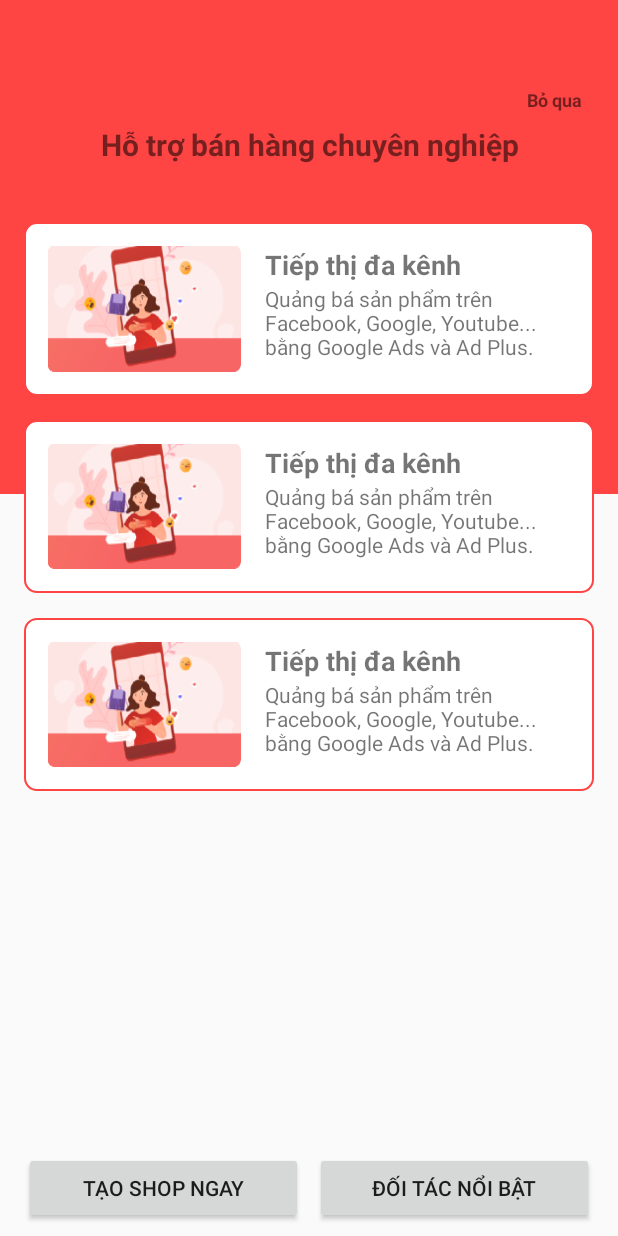
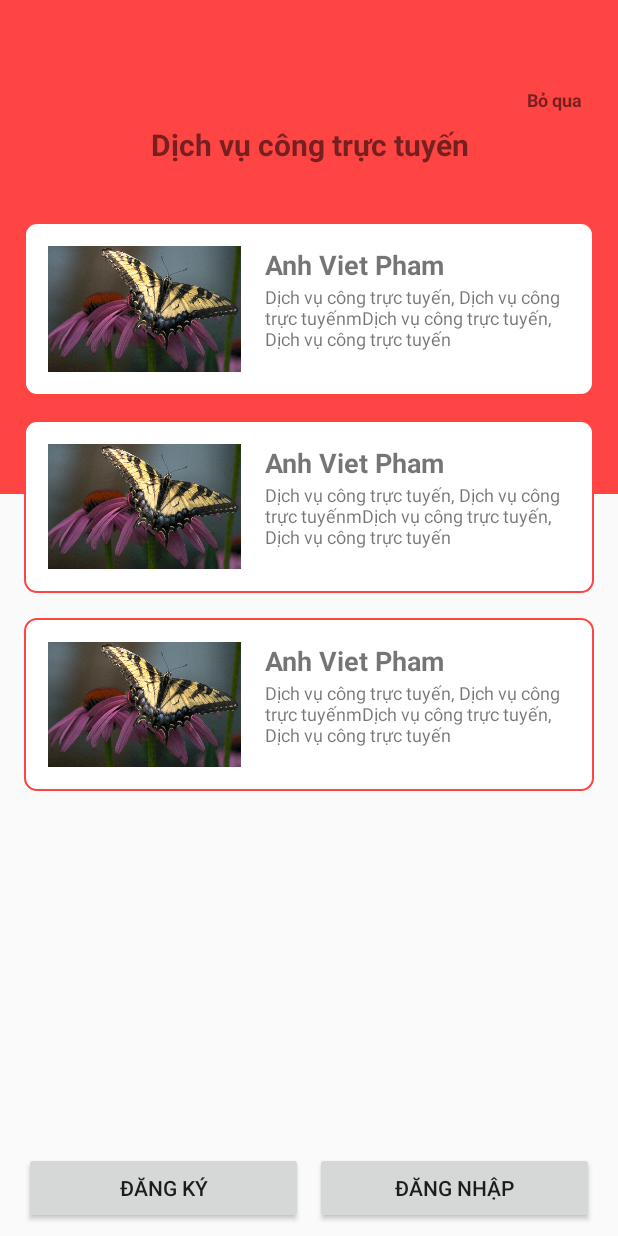
Before and after one commit to AnhVietPham/Responsive_UI_Android, an Android app: the IntroOneActivity screen opened directly, with no data from a screen before it, on a phone screen of 412 x 824 dp. Run offline under Robolectric (Android 15) with nearby library versions, the phone set to English and light mode, and no system bars; our stand-ins replace sdp/ssp sizes.

Commit message:
Change content in IntroOneActivity.kt

```diff
--- a/app/src/main/AndroidManifest.xml
+++ b/app/src/main/AndroidManifest.xml
@@ -18,7 +18,7 @@
         </activity>
         <activity android:name=".features.travelservice.IntergalacticTravelServiceActivity" />
         <activity
-            android:name=".features.dimension.DimensionActivity"
+            android:name=".features.intro.IntroOneActivity"
             android:screenOrientation="portrait"
             android:theme="@style/SDAppTheme.NoActionBar"
             android:windowSoftInputMode="adjustResize|stateHidden" />
--- a/app/src/main/java/com/avp/responsive/MainActivity.kt
+++ b/app/src/main/java/com/avp/responsive/MainActivity.kt
@@ -3,7 +3,7 @@ package com.avp.responsive
 import android.content.Intent
 import android.os.Bundle
 import androidx.appcompat.app.AppCompatActivity
-import com.avp.responsive.features.dimension.DimensionActivity
+import com.avp.responsive.features.intro.IntroOneActivity
 import com.avp.responsive.features.travelservice.IntergalacticTravelServiceActivity
 import kotlinx.android.synthetic.main.activity_main.*
 
@@ -21,7 +21,7 @@ class MainActivity : AppCompatActivity() {
         }
 
         btnMoveToDimension.setOnClickListener {
-            startActivity(Intent(this, DimensionActivity::class.java))
+            startActivity(Intent(this, IntroOneActivity::class.java))
         }
     }
 }
--- a/app/src/main/java/com/avp/responsive/features/dimension/DimensionActivity.kt
+++ b/app/src/main/java/com/avp/responsive/features/intro/IntroOneActivity.kt
@@ -1,4 +1,4 @@
-package com.avp.responsive.features.dimension
+package com.avp.responsive.features.intro
 
 import android.graphics.Color
 import android.os.Build
@@ -8,7 +8,7 @@ import android.view.WindowManager
 import androidx.appcompat.app.AppCompatActivity
 import com.avp.responsive.R
 
-class DimensionActivity : AppCompatActivity(){
+class IntroOneActivity : AppCompatActivity(){
 
     override fun onCreate(savedInstanceState: Bundle?) {
         super.onCreate(savedInstanceState)
--- a/app/src/main/res/layout/activity_dimension.xml
+++ b/app/src/main/res/layout/activity_dimension.xml
@@ -56,7 +56,7 @@
         android:layout_marginLeft="@dimen/sd_default_margin_xx"
         android:layout_marginRight="@dimen/sd_default_margin_xx"
         android:gravity="center"
-        android:text="Hỗ trợ bán hàng chuyên nghiệp"
+        android:text="Dịch vụ công trực tuyến"
         android:textSize="@dimen/sd_default_font_h3"
         android:textStyle="bold"
         app:layout_constraintEnd_toEndOf="parent"
@@ -116,7 +116,7 @@
             android:layout_height="0dp"
             android:adjustViewBounds="true"
             android:scaleType="fitXY"
-            app:srcCompat="@drawable/img_thumb_marketing"
+            app:srcCompat="@drawable/image_avatar"
             app:layout_constraintStart_toStartOf="parent"
             app:layout_constraintTop_toTopOf="parent"
             app:layout_constraintEnd_toStartOf="@+id/guideLineContentSpecializedMarketingVertical"
@@ -131,7 +131,7 @@
             android:layout_marginLeft="@dimen/sd_default_margin_xx"
             android:layout_toEndOf="@+id/imgSpecializedMarketing"
             android:layout_toRightOf="@+id/imgSpecializedMarketing"
-            android:text="Tiếp thị đa kênh"
+            android:text="Anh Viet Pham"
             android:textStyle="bold"
             app:autoSizeTextType="uniform"
             app:autoSizeMinTextSize="12sp"
@@ -151,7 +151,7 @@
             android:layout_marginLeft="@dimen/sd_default_margin_xx"
             android:layout_toEndOf="@+id/imgSpecializedMarketing"
             android:layout_toRightOf="@+id/imgSpecializedMarketing"
-            android:text="Quảng bá sản phẩm trên Facebook, Google, Youtube... bằng Google Ads và Ad Plus."
+            android:text="Dịch vụ công trực tuyến, Dịch vụ công trực tuyếnmDịch vụ công trực tuyến, Dịch vụ công trực tuyến"
             app:autoSizeTextType="uniform"
             app:autoSizeMinTextSize="8sp"
             app:autoSizeMaxTextSize="100sp"
@@ -217,7 +217,7 @@
             android:layout_height="0dp"
             android:adjustViewBounds="true"
             android:scaleType="fitXY"
-            app:srcCompat="@drawable/img_thumb_marketing"
+            app:srcCompat="@drawable/image_avatar"
             app:layout_constraintStart_toStartOf="parent"
             app:layout_constraintTop_toTopOf="parent"
             app:layout_constraintEnd_toStartOf="@+id/guideLineContentAffiliateMarketingVertical"
@@ -232,7 +232,7 @@
             android:layout_marginLeft="@dimen/sd_default_margin_xx"
             android:layout_toEndOf="@+id/imgAffiliateMarketing"
             android:layout_toRightOf="@+id/imgAffiliateMarketing"
-            android:text="Tiếp thị đa kênh"
+            android:text="Anh Viet Pham"
             android:textStyle="bold"
             app:autoSizeTextType="uniform"
             app:autoSizeMinTextSize="12sp"
@@ -252,7 +252,7 @@
             android:layout_marginLeft="@dimen/sd_default_margin_xx"
             android:layout_toEndOf="@+id/imgAffiliateMarketing"
             android:layout_toRightOf="@+id/imgAffiliateMarketing"
-            android:text="Quảng bá sản phẩm trên Facebook, Google, Youtube... bằng Google Ads và Ad Plus."
+            android:text="Dịch vụ công trực tuyến, Dịch vụ công trực tuyếnmDịch vụ công trực tuyến, Dịch vụ công trực tuyến"
             app:autoSizeTextType="uniform"
             app:autoSizeMinTextSize="8sp"
             app:autoSizeMaxTextSize="100sp"
@@ -319,7 +319,7 @@
             android:layout_height="0dp"
             android:adjustViewBounds="true"
             android:scaleType="fitXY"
-            app:srcCompat="@drawable/img_thumb_marketing"
+            app:srcCompat="@drawable/image_avatar"
             app:layout_constraintStart_toStartOf="parent"
             app:layout_constraintTop_toTopOf="parent"
             app:layout_constraintEnd_toStartOf="@+id/guideLineContentMultiChannelMarketingVertical"
@@ -334,7 +334,7 @@
             android:layout_marginLeft="@dimen/sd_default_margin_xx"
             android:layout_toEndOf="@+id/imgMultiChannelMarketing"
             android:layout_toRightOf="@+id/imgMultiChannelMarketing"
-            android:text="Tiếp thị đa kênh"
+            android:text="Anh Viet Pham"
             android:textStyle="bold"
             app:autoSizeTextType="uniform"
             app:autoSizeMinTextSize="12sp"
@@ -354,7 +354,7 @@
             android:layout_marginLeft="@dimen/sd_default_margin_xx"
             android:layout_toEndOf="@+id/imgMultiChannelMarketing"
             android:layout_toRightOf="@+id/imgMultiChannelMarketing"
-            android:text="Quảng bá sản phẩm trên Facebook, Google, Youtube... bằng Google Ads và Ad Plus."
+            android:text="Dịch vụ công trực tuyến, Dịch vụ công trực tuyếnmDịch vụ công trực tuyến, Dịch vụ công trực tuyến"
             app:autoSizeTextType="uniform"
             app:autoSizeMinTextSize="8sp"
             app:autoSizeMaxTextSize="100sp"
@@ -383,7 +383,7 @@
         android:layout_marginEnd="@dimen/sd_default_margin_x"
         android:layout_marginRight="@dimen/sd_default_margin_x"
         android:layout_marginBottom="@dimen/sd_default_margin_x"
-        android:text="Tạo Shop ngay"
+        android:text="Đăng ký"
         app:layout_constraintBottom_toBottomOf="parent"
         app:layout_constraintEnd_toStartOf="@+id/btnNextPageFive"
         app:layout_constraintHorizontal_chainStyle="spread"
@@ -396,7 +396,7 @@
         android:layout_marginEnd="@dimen/sd_default_margin_xx"
         android:layout_marginRight="@dimen/sd_default_margin_xx"
         android:layout_marginBottom="@dimen/sd_default_margin_x"
-        android:text="Đối tác nổi bật"
+        android:text="Đăng nhập"
         app:layout_constraintBottom_toBottomOf="parent"
         app:layout_constraintEnd_toEndOf="parent"
         app:layout_constraintStart_toEndOf="@+id/btnCreateShopNow" />
```
